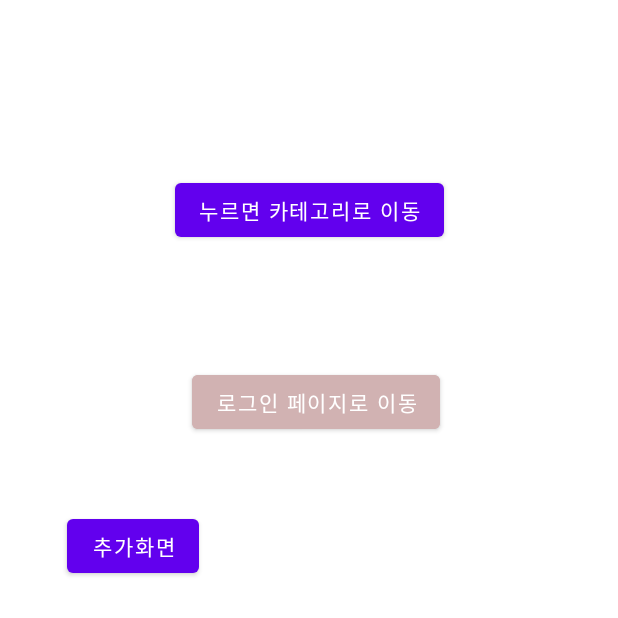
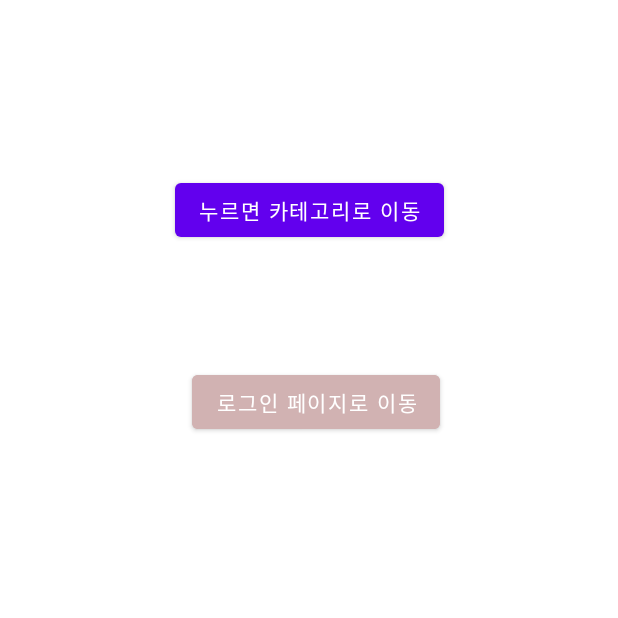
Before and after one commit to han-seo/MyApplication10, an Android app: the screen it shows after launch (MainActivity), on a phone screen of 412 x 824 dp, the top half of it. Run offline under Robolectric (Android 15) with nearby library versions, the phone set to English and light mode, and no system bars.

```diff
--- a/app/src/main/java/com/example/myapplication/MainActivity.kt
+++ b/app/src/main/java/com/example/myapplication/MainActivity.kt
@@ -1,18 +1,18 @@
 package com.example.myapplication
 
 import android.content.Intent
-import androidx.appcompat.app.AppCompatActivity
 import android.os.Bundle
 import android.widget.Button
+import android.widget.EditText
+import androidx.appcompat.app.AppCompatActivity
 
 class MainActivity : AppCompatActivity() {
 
     //테스트용 버튼
     lateinit var Btn_Go : Button
     lateinit var Btn_shift : Button
-    lateinit var button3 :Button
 
-   override fun onCreate(savedInstanceState: Bundle?) {
+    override fun onCreate(savedInstanceState: Bundle?) {
         super.onCreate(savedInstanceState)
         setContentView(R.layout.activity_main)
 
@@ -29,11 +29,6 @@ class MainActivity : AppCompatActivity() {
            startActivity(intent)
        }
 
-       button3 = findViewById(R.id.Btn_new)
-       button3.setOnClickListener{
-           val intent = Intent (this, newUpload::class.java)
-           startActivity(intent)
-       }
+
     }
-
 }
--- a/app/src/main/res/layout/activity_main.xml
+++ b/app/src/main/res/layout/activity_main.xml
@@ -27,16 +27,4 @@
         app:layout_constraintStart_toStartOf="parent"
         app:layout_constraintTop_toBottomOf="@+id/Btn_Go" />
 
-    <Button
-        android:id="@+id/Btn_new"
-        android:layout_width="wrap_content"
-        android:layout_height="wrap_content"
-        android:layout_marginStart="44dp"
-        android:layout_marginTop="48dp"
-        android:layout_marginEnd="279dp"
-        android:text="추가화면"
-        app:layout_constraintEnd_toEndOf="parent"
-        app:layout_constraintStart_toStartOf="parent"
-        app:layout_constraintTop_toBottomOf="@+id/Btn_shift" />
-
 </androidx.constraintlayout.widget.ConstraintLayout>
```
